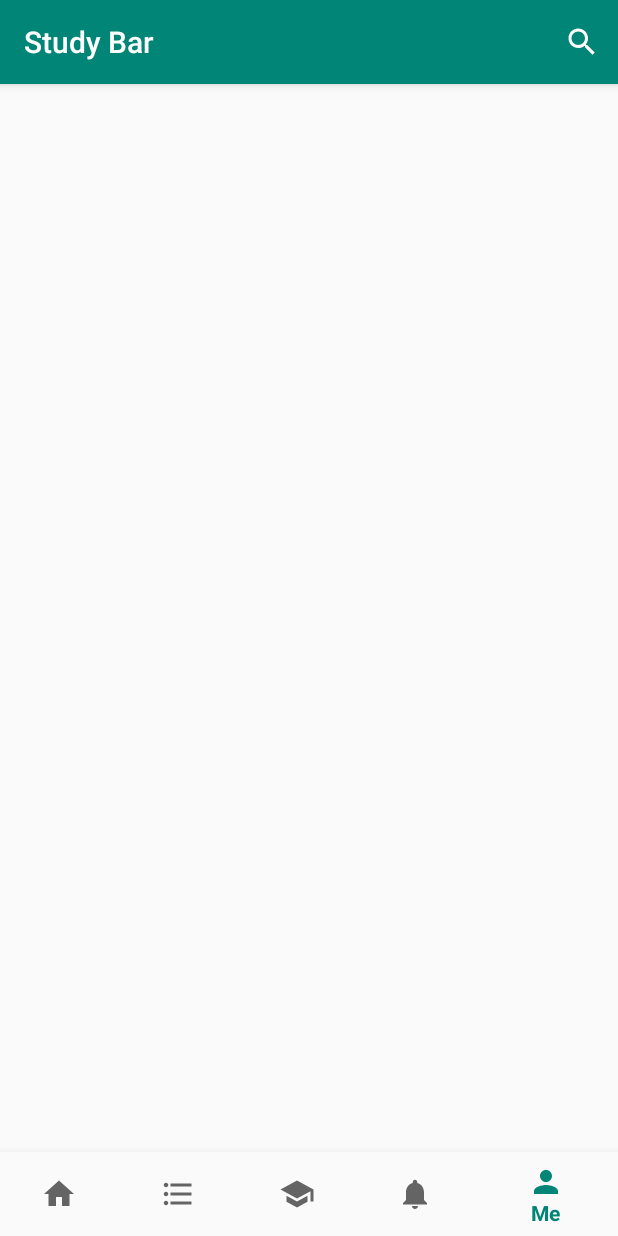
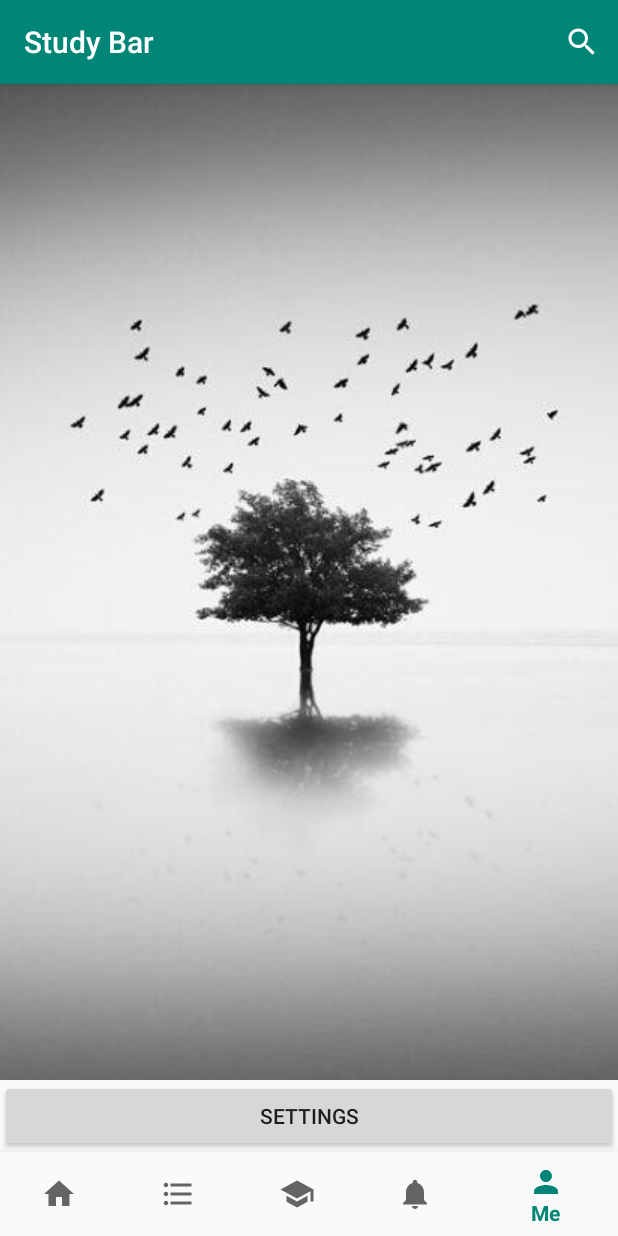
Before and after one commit to studybar/studybar, an Android app: the screen it shows after launch (MainActivity), item 5 of the bottom bar chosen, on a phone screen of 412 x 824 dp. Run offline under Robolectric (Android 15) with nearby library versions, the phone set to English and light mode, and no system bars.

Commit message:
在 UserFragment 中添加了头像显示（只有占位符作用，具体布局后续修改）及设置按钮（外观待修改），增加跳转到 SettingsActivity （具体内容尚未设置）。

```diff
--- a/app/src/main/AndroidManifest.xml
+++ b/app/src/main/AndroidManifest.xml
@@ -25,6 +25,12 @@
             <meta-data android:name="android.app.searchable"
                 android:resource="@xml/searchable"/>
         </activity>
+        <activity android:name=".SettingsActivity"
+            android:label="@string/settings">
+            <meta-data
+                android:name="android.support.PARENT_ACTIVITY"
+                android:value=".MainActivity"/>
+        </activity>
     </application>
 
 </manifest>
--- /dev/null
+++ b/app/src/main/java/com/wedo/studybar/SettingsActivity.java
@@ -0,0 +1,6 @@
+package com.wedo.studybar;
+
+import android.support.v7.app.AppCompatActivity;
+
+public class SettingsActivity extends AppCompatActivity {
+}
--- a/app/src/main/java/com/wedo/studybar/UserFragment.java
+++ b/app/src/main/java/com/wedo/studybar/UserFragment.java
@@ -1,5 +1,6 @@
 package com.wedo.studybar;
 
+import android.content.Intent;
 import android.os.Bundle;
 import android.support.annotation.NonNull;
 import android.support.annotation.Nullable;
@@ -7,12 +8,25 @@ import android.support.v4.app.Fragment;
 import android.view.LayoutInflater;
 import android.view.View;
 import android.view.ViewGroup;
+import android.widget.Button;
 
 public class UserFragment extends Fragment {
     @Nullable
     @Override
     public View onCreateView(@NonNull LayoutInflater inflater, @Nullable ViewGroup container, @Nullable Bundle savedInstanceState) {
         View rootView = inflater.inflate(R.layout.fragment_user,container,false);
+
+        Button settingsButton = (Button) rootView.findViewById(R.id.settings_button);
+        settingsButton.setOnClickListener(new View.OnClickListener(){
+            @Override
+            public void onClick(View v) {
+                Intent settingsIntent = new Intent(getActivity(),SettingsActivity.class);
+
+                startActivity(settingsIntent);
+            }
+        });
+
+
         return rootView;
     }
 
--- a/app/src/main/res/layout/fragment_user.xml
+++ b/app/src/main/res/layout/fragment_user.xml
@@ -1,6 +1,19 @@
 <?xml version="1.0" encoding="utf-8"?>
-<android.support.constraint.ConstraintLayout
+<LinearLayout
     xmlns:android="http://schemas.android.com/apk/res/android" android:layout_width="match_parent"
-    android:layout_height="match_parent">
+    android:layout_height="match_parent"
+    android:orientation="vertical">
+    <ImageView
+        android:layout_width="match_parent"
+        android:layout_height="0dp"
+        android:layout_weight="1"
+        android:scaleType="center"
+        android:src="@drawable/avatar_example"/>
 
-</android.support.constraint.ConstraintLayout>
+    <Button
+        android:id="@+id/settings_button"
+        android:layout_width="match_parent"
+        android:layout_height="wrap_content"
+        android:text="@string/settings"/>
+
+</LinearLayout>
--- a/app/src/main/res/values/strings.xml
+++ b/app/src/main/res/values/strings.xml
@@ -8,4 +8,5 @@
     <string name="title_discussion">Discussion</string>
     <string name="action_search">Search</string>
     <string name="search_hint">Search books and topics</string>
+    <string name="settings">Settings</string>
 </resources>
```
Also changed, not shown: app/src/main/res/layout/settings_activity.xml (added, +8 -0 lines), app/src/main/res/drawable-v24/avatar_example.jpg (added).
